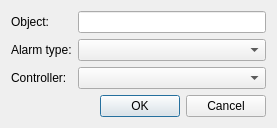
Above: addexceptiondialog.ui from SSemenkin/AlarmBox before the change. Below: the same form after it.
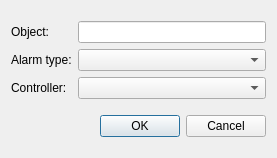
That is the form after the change.

What changed in the file:
```diff
--- a/addexceptiondialog.ui
+++ b/addexceptiondialog.ui
@@ -7,7 +7,7 @@
     <x>0</x>
     <y>0</y>
     <width>277</width>
-    <height>125</height>
+    <height>158</height>
    </rect>
   </property>
   <property name="windowTitle">
```
Left out of the diff: 13 changed lines with no effect on the pictures.
